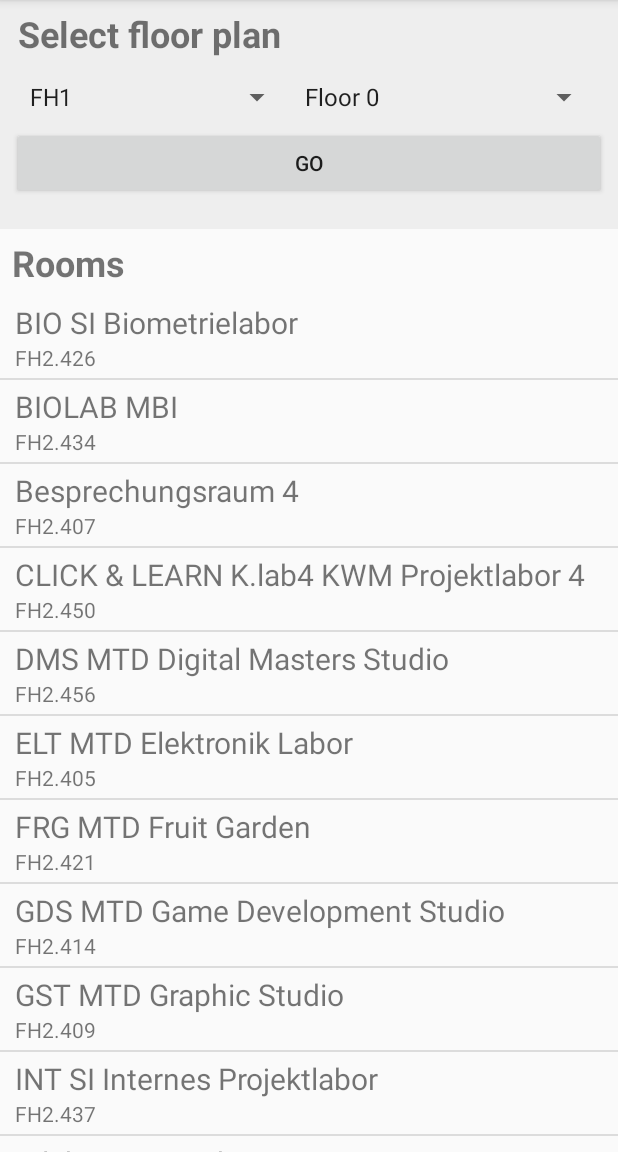
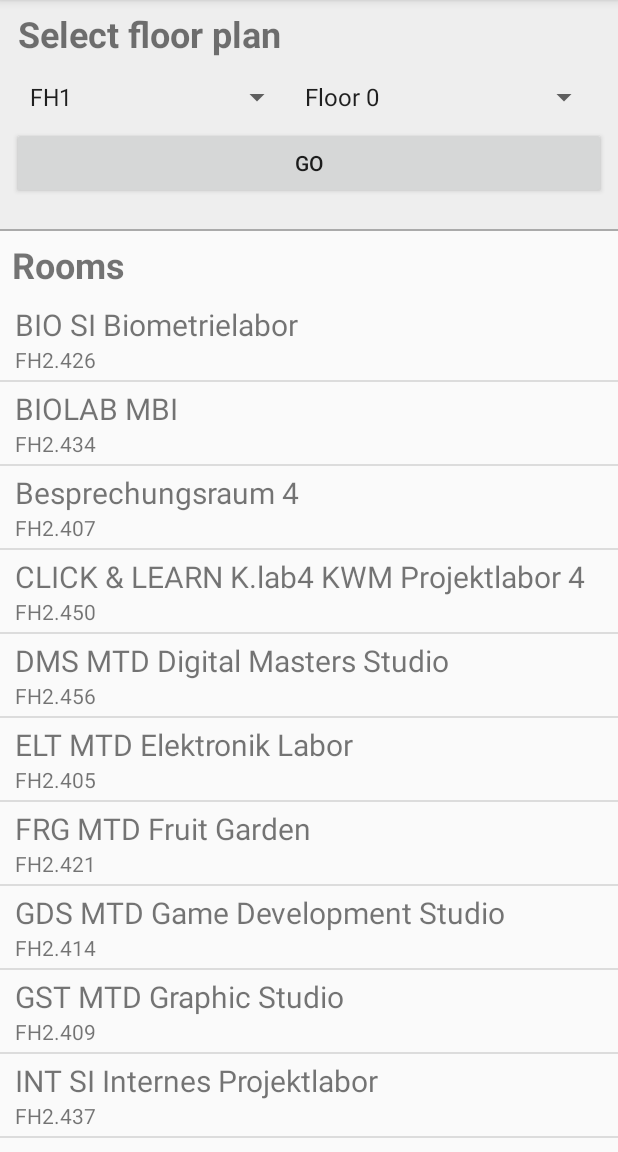
Before and after one commit to fixilein/FHRoomFinder, an Android app: the screen it shows after launch (MainActivity), on a phone screen of 412 x 824 dp, the part 84-1236 px from its top. Run offline under Robolectric (Android 15) with nearby library versions, the phone set to English and light mode, and no system bars.

Commit message:
add separator line

```diff
--- a/app/src/main/java/at/fhooe/mc/android/fhroomfinder/MainActivity.java
+++ b/app/src/main/java/at/fhooe/mc/android/fhroomfinder/MainActivity.java
@@ -51,12 +51,15 @@ public class MainActivity extends AppCompatActivity {
     private void enableSelectionFragment(boolean _select) {
         FragmentManager mgr = getSupportFragmentManager();
         FragmentTransaction t = mgr.beginTransaction();
+        View sep = findViewById(R.id.activity_main_separator);
         if (_select) {
             t.replace(R.id.activity_main_selection_frame, new FloorPlanSelectionFragment());
+            sep.setVisibility(View.VISIBLE);
         } else {
             Fragment fragmentById = getSupportFragmentManager().findFragmentById(R.id.activity_main_selection_frame);
             if (fragmentById != null)
                 t.remove(fragmentById);
+            sep.setVisibility(View.GONE);
         }
         t.commit();
     }
--- a/app/src/main/res/layout/activity_main.xml
+++ b/app/src/main/res/layout/activity_main.xml
@@ -9,7 +9,6 @@
         android:layout_height="?attr/actionBarSize"
         android:background="@color/colorPrimary"
         android:elevation="4dp" />
-
 
     <LinearLayout
         android:layout_width="match_parent"
@@ -23,8 +22,13 @@
             android:layout_height="wrap_content"
             android:background="@color/light_grey"
             android:paddingHorizontal="4dp">
+        </FrameLayout>
 
-        </FrameLayout>
+        <View
+            android:id="@+id/activity_main_separator"
+            android:layout_width="match_parent"
+            android:layout_height="1dp"
+            android:background="@android:color/darker_gray" />
 
         <TextView
             android:id="@+id/activity_main_list_title"
```
